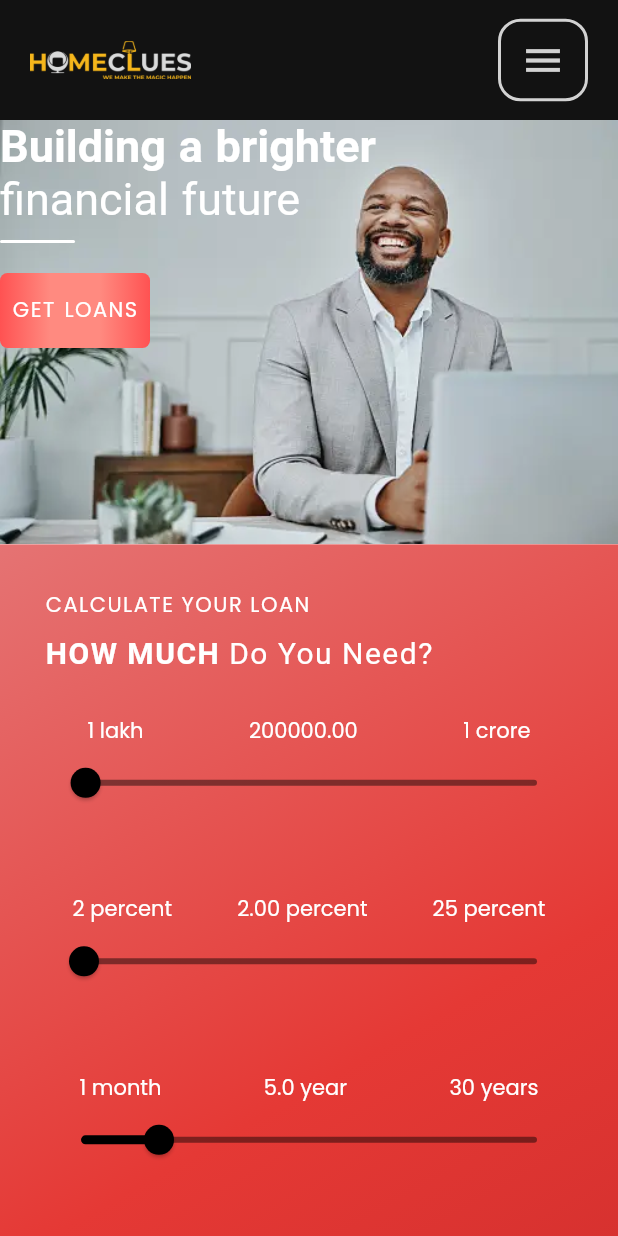
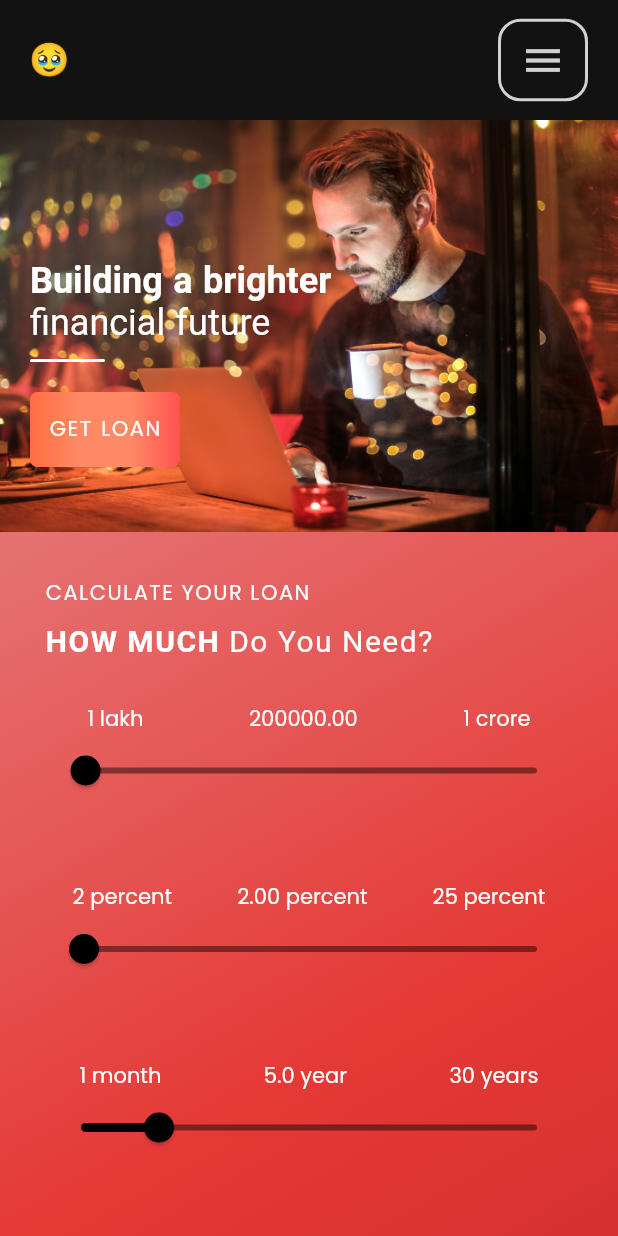
Before and after one commit to rounakraj03/loan-flutter, a Flutter app: the screen it shows after launch, on a phone screen of 412 x 824 dp. Run offline on Flutter 3.47's test engine with Material 2 defaults, Android fonts, the phone set to English and light mode, and no system bars; our stand-ins replace dio, google_fonts.

Commit message:
working on widget one

```diff
--- a/lib/res/assets.dart
+++ b/lib/res/assets.dart
@@ -2,6 +2,12 @@ class Assets {
   // Images
   static const String logo = "assets/images/logo.png";
   static const String smilingMan = "assets/images/smilingMan.png";
+  static const String smilingWomen = "assets/images/smilingWomen.png";
+  static const String manMug = "assets/images/manMug.jpg";
+  static const String imageOne = "assets/images/imageOne.png";
+  static const String imageTwo = "assets/images/imageTwo.png";
+  static const String imageThree = "assets/images/imageThree.png";
+  static const String imageFour = "assets/images/imageFour.png";
 
 //Icons
   static const String facebookLogo = "assets/icons/fbIcon.png";
--- a/lib/widgets/customElevatedButton.dart
+++ b/lib/widgets/customElevatedButton.dart
@@ -12,7 +12,7 @@ class CustomElevatedButton extends StatefulWidget {
 class _CustomElevatedButtonState extends State<CustomElevatedButton> {
 
   List<Color> onHoverGradient = [Colors.redAccent.shade200,Colors.redAccent.shade200,Colors.redAccent.shade200,Colors.redAccent.shade200];
-  List<Color> onNonHoverGradient = [Colors.redAccent.shade200,Colors.redAccent.shade100,Colors.redAccent.shade100,Colors.redAccent.shade200];
+  List<Color> onNonHoverGradient = [Colors.deepOrangeAccent,Colors.deepOrange.shade300,Colors.deepOrange.shade300,Colors.redAccent.shade200];
   bool isHovering = false;
   @override
   Widget build(BuildContext context) {
--- a/lib/widgets/footer.dart
+++ b/lib/widgets/footer.dart
@@ -48,7 +48,7 @@ class _FooterState extends State<Footer> {
                         child: SizedBox(
                           height: 100,
                           child: Row(
-                            mainAxisAlignment: MainAxisAlignment.spaceBetween,
+                            mainAxisAlignment: MainAxisAlignment.spaceEvenly,
                             children: [
                               Flexible(flex:1,child: Image.asset(Assets.logo)),
                               Flexible(flex:1,child: Text("MyPaisaBazaar", style: TextStyle(fontWeight: FontWeight.bold),))
--- a/lib/widgets/homeWidgets.dart
+++ b/lib/widgets/homeWidgets.dart
@@ -16,9 +16,122 @@ class _HomeOneWidgetState extends State<HomeOneWidget> {
   Widget build(BuildContext context) {
     double width = MediaQuery.of(context).size.width;
     return LayoutBuilder(builder: (context, constraints) {
-      // if(constraints.maxWidth > Constants.desktop_view){
-      if(constraints.maxWidth > 30000){
-        return SizedBox();
+      if(constraints.maxWidth > Constants.desktop_view){
+      // if(constraints.maxWidth > 30000){
+        return Stack(
+          children: [
+            Container(
+              width: width,
+              decoration: BoxDecoration(
+                  gradient: LinearGradient(
+                      colors: [Colors.white, Colors.white70, Colors.white60]
+                  )
+              ),
+              child: Image.asset(Assets.manMug, fit: BoxFit.cover,),
+            ),
+            Positioned(
+                top: 0,
+                bottom: 0,
+                left: 100,
+                child: SizedBox(
+                  width: width/1.5,
+                  child: Column(
+                    mainAxisSize: MainAxisSize.min,
+                    crossAxisAlignment: CrossAxisAlignment.start,
+                    mainAxisAlignment: MainAxisAlignment.center,
+                    children: [
+                      SizedBox(height: 50,),
+                      RichText(
+                        text: TextSpan(
+                            style: TextStyle(wordSpacing: 1, fontSize: 80, color: Colors.white),
+                            children: [
+                              TextSpan(text:"Simple. Transparent. Secure\n\n", style: TextStyle(fontSize: 25, wordSpacing: 2)),
+                              TextSpan(text: "Building a brighter\n", style: TextStyle(fontWeight: FontWeight.bold) ),
+                              TextSpan(text: "financial future"),
+                            ]
+                        ),
+                      ),
+                      UnderLineWidget(underlineColor: Colors.white,height: 2,),
+                      SizedBox(height: 10,),
+                      CustomElevatedButton(onPressed: (){}, child: "GET LOAN")
+                    ],
+                  ),
+                )
+            ),
+            Positioned(
+              bottom: 0,
+              child: Row(
+                crossAxisAlignment: CrossAxisAlignment.center,
+                children: [
+                  Container(
+                    margin: EdgeInsets.only(right: 2),
+                    padding: EdgeInsets.symmetric(vertical: 10, horizontal: 20),
+                    alignment: Alignment.center,
+                    color: Colors.transparent.withOpacity(0.3),
+                    height: 50,
+                    child: Text(""),
+                  ),
+                  Container(
+                    margin: EdgeInsets.only(right: 2),
+                    padding: EdgeInsets.symmetric(vertical: 10, horizontal: 20),
+                    alignment: Alignment.center,
+                    color: Colors.transparent.withOpacity(0.3),
+                    height: 50,
+                    child: Row(
+                      children: [
+                        Text("Hello world"),
+                      ],
+                    ),
+                  ),
+                  Container(
+                    margin: EdgeInsets.only(right: 2),
+                    padding: EdgeInsets.symmetric(vertical: 10, horizontal: 20),
+                    alignment: Alignment.center,
+                    color: Colors.transparent.withOpacity(0.3),
+                    height: 50,
+                    child: Row(
+                      children: [
+                        Text("Hello world"),
+                      ],
+                    ),
+                  ),
+                  Container(
+                    margin: EdgeInsets.only(right: 2),
+                    padding: EdgeInsets.symmetric(vertical: 10, horizontal: 20),
+                    alignment: Alignment.center,
+                    color: Colors.transparent.withOpacity(0.3),
+                    height: 50,
+                    child: Row(
+                      children: [
+                        Text("Hello world"),
+                      ],
+                    ),
+                  ),
+                  Container(
+                    margin: EdgeInsets.only(right: 2),
+                    padding: EdgeInsets.symmetric(vertical: 10, horizontal: 20),
+                    alignment: Alignment.center,
+                    color: Colors.transparent.withOpacity(0.3),
+                    height: 50,
+                    child: Row(
+                      children: [
+                        Text("Hello world"),
+                      ],
+                    ),
+                  ),
+                  Container(
+                    margin: EdgeInsets.only(right: 2),
+                    padding: EdgeInsets.symmetric(vertical: 10, horizontal: 20),
+                    alignment: Alignment.center,
+                    color: Colors.transparent.withOpacity(0.3),
+                    height: 50,
+                    child: Text(""),
+                  ),
+                ],
+              ),
+            )
+          ],
+        );
       }
       else {
         return Stack(
@@ -30,17 +143,23 @@ class _HomeOneWidgetState extends State<HomeOneWidget> {
                   colors: [Colors.white, Colors.white70, Colors.white60]
                 )
               ),
-              child: Image.asset(Assets.smilingMan, fit: BoxFit.cover,),
+              child: Image.asset(Assets.manMug, fit: BoxFit.cover,),
             ),
             Positioned(
+                top: 0,
+                bottom: 0,
+                left: 20,
                 child: SizedBox(
                   width: width/1.5,
                   child: Column(
+                    mainAxisSize: MainAxisSize.min,
                     crossAxisAlignment: CrossAxisAlignment.start,
+                    mainAxisAlignment: MainAxisAlignment.center,
                     children: [
+                      SizedBox(height: 50,),
                       RichText(
                         text: TextSpan(
-                          style: TextStyle(wordSpacing: 1, fontSize: 30, color: Colors.white),
+                          style: TextStyle(wordSpacing: 1, fontSize: 24, color: Colors.white),
                             children: [
                               TextSpan(text: "Building a brighter ", style: TextStyle(fontWeight: FontWeight.bold) ),
                               TextSpan(text: "financial future"),
@@ -49,7 +168,7 @@ class _HomeOneWidgetState extends State<HomeOneWidget> {
                       ),
                       UnderLineWidget(underlineColor: Colors.white,height: 2,),
                       SizedBox(height: 10,),
-                      CustomElevatedButton(onPressed: (){}, child: "GET LOANS")
+                      CustomElevatedButton(onPressed: (){}, child: "GET LOAN")
                     ],
                   ),
                 )
```
Also changed, not shown: assets/icons/logo.png, assets/images/imageFour.png (added), assets/images/imageOne.png (added), assets/images/imageThree.png (added), assets/images/imageTwo.png (added), assets/images/logo.png, assets/images/manMug.jpg (added), 1 other file.
